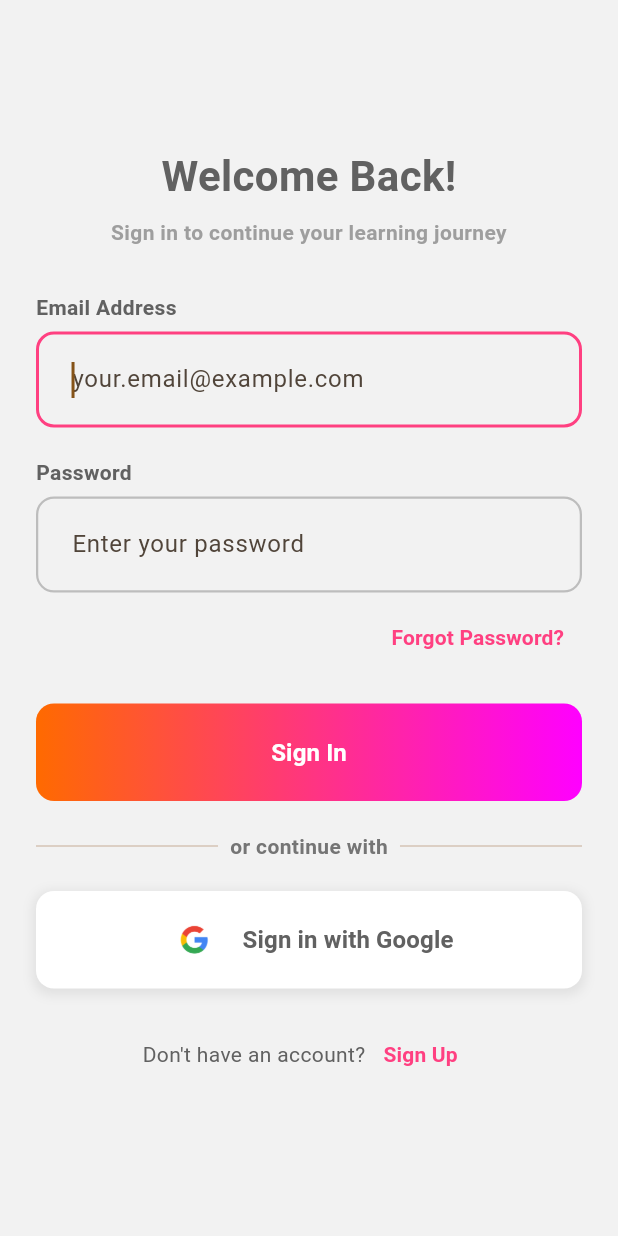
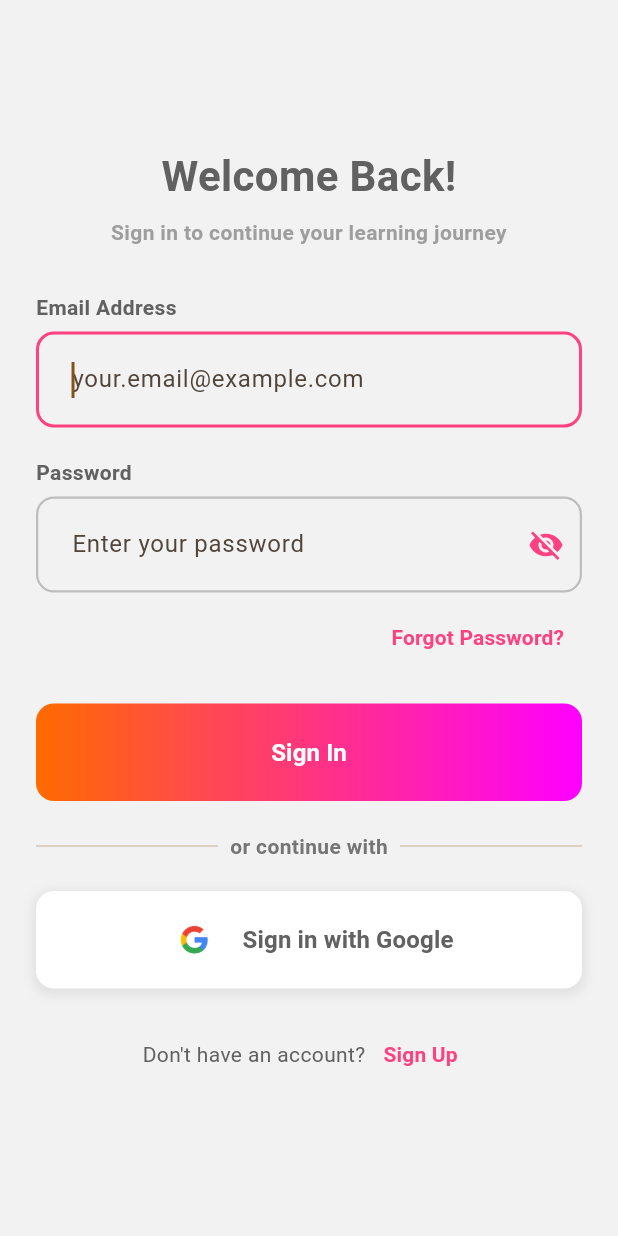
Before and after one commit to AsimBinNasir/Excelerate, a Flutter app: the SignInPage screen opened directly, on a phone screen of 412 x 824 dp. Run offline on Flutter 3.47's test engine with Material 3 defaults, Android fonts, the phone set to English and light mode, and no system bars.

Commit message:
Add password visibility toggle

```diff
--- a/lib/signin.dart
+++ b/lib/signin.dart
@@ -10,6 +10,7 @@ class SignInPage extends StatefulWidget {
 class _SignInPageState extends State<SignInPage> {
   final TextEditingController _emailController = TextEditingController();
   final TextEditingController _passwordController = TextEditingController();
+  bool _obscurePassword = true;
 
   @override
   Widget build(BuildContext context) {
@@ -107,6 +108,19 @@ class _SignInPageState extends State<SignInPage> {
                 const SizedBox(height: 6),
                 TextFormField(
                   decoration: InputDecoration(
+                    suffixIcon: IconButton(
+                      icon: Icon(
+                        _obscurePassword
+                            ? Icons.visibility_off
+                            : Icons.visibility,
+                        color: Colors.pinkAccent,
+                      ),
+                      onPressed: () {
+                        setState(() {
+                          _obscurePassword = !_obscurePassword;
+                        });
+                      },
+                    ),
                     hintText: 'Enter your password',
                     border: OutlineInputBorder(
                       borderRadius: BorderRadius.circular(12),
@@ -132,7 +146,8 @@ class _SignInPageState extends State<SignInPage> {
                       ),
                     ),
                   ),
-                  obscureText: true,
+
+                  obscureText: _obscurePassword,
                   controller: _passwordController,
                 ),
 
```
